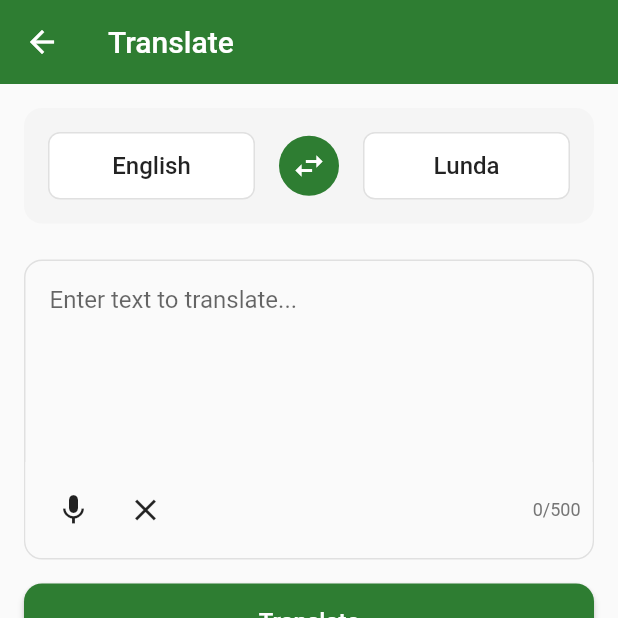
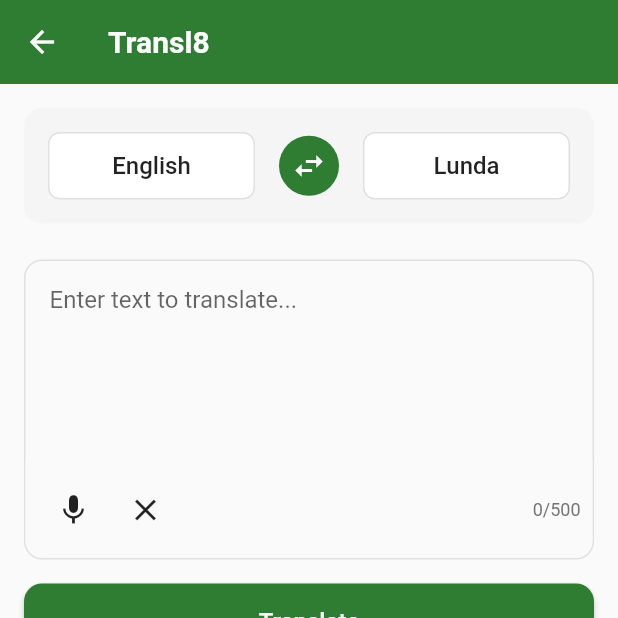
Before and after one commit to Mhongo31/Zam_transl8, a Flutter app: the TranslateScreen screen opened directly, on a phone screen of 412 x 824 dp, the top half of it. Run offline on Flutter 3.47's test engine with Material 3 defaults, Android fonts, the phone set to English and light mode, and no system bars; our stand-ins replace shared_preferences; accounts and stored records are empty.

Commit message:
Fix: Change Translate to Transl8, fix AppBar text color, ensure language selection updates on web

```diff
--- a/zam_trans_app/lib/screens/home/translate_screen.dart
+++ b/zam_trans_app/lib/screens/home/translate_screen.dart
@@ -44,6 +44,10 @@ class _TranslateScreenState extends State<TranslateScreen> {
             translationProvider.setTargetLanguage(language);
           }
           Navigator.pop(context);
+          // Force UI rebuild to show selected language
+          if (mounted) {
+            setState(() {});
+          }
         },
       ),
     );
@@ -103,14 +107,22 @@ class _TranslateScreenState extends State<TranslateScreen> {
   Widget build(BuildContext context) {
     return Scaffold(
       appBar: AppBar(
-        title: const Text('Translate'),
+        title: const Text(
+          'Transl8',
+          style: TextStyle(
+            color: Colors.white,
+            fontWeight: FontWeight.bold,
+          ),
+        ),
         elevation: 0,
         backgroundColor: Theme.of(context).primaryColor,
         foregroundColor: Colors.white,
+        iconTheme: const IconThemeData(color: Colors.white),
       ),
       resizeToAvoidBottomInset: true,
       body: Consumer<TranslationProvider>(
         builder: (context, translationProvider, child) {
+          // Force rebuild when languages change
           return SingleChildScrollView(
             padding: const EdgeInsets.all(16.0),
             child: Column(
@@ -135,7 +147,11 @@ class _TranslateScreenState extends State<TranslateScreen> {
                             ),
                             child: Text(
                               translationProvider.sourceLanguage.name,
-                              style: const TextStyle(fontSize: 16, fontWeight: FontWeight.w500),
+                              style: const TextStyle(
+                                fontSize: 16,
+                                fontWeight: FontWeight.w500,
+                                color: Colors.black87,
+                              ),
                               textAlign: TextAlign.center,
                             ),
                           ),
@@ -170,7 +186,11 @@ class _TranslateScreenState extends State<TranslateScreen> {
                             ),
                             child: Text(
                               translationProvider.targetLanguage.name,
-                              style: const TextStyle(fontSize: 16, fontWeight: FontWeight.w500),
+                              style: const TextStyle(
+                                fontSize: 16,
+                                fontWeight: FontWeight.w500,
+                                color: Colors.black87,
+                              ),
                               textAlign: TextAlign.center,
                             ),
                           ),
```
Also changed, not shown: 3 other files.
